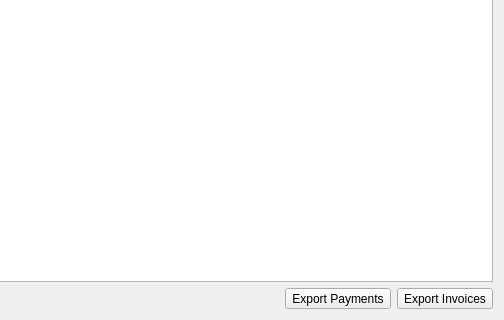
First picture: the form in forms/sentbills.ui, repository LukyLuke/PiTres, before the edit; both pictures show x 239 to 743 and y 171 to 491 of the 743 by 491 pixel window.
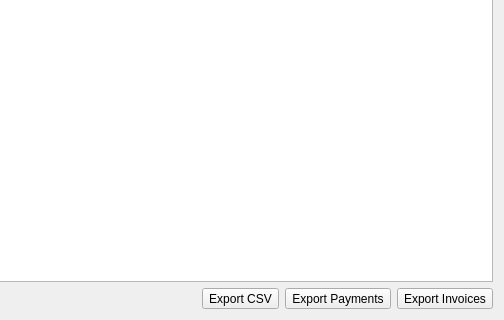
Second picture: the form after the edit. Icons and pictures are not drawn.

Commit message: Button to call CSV-Export of invoices added

```diff
--- a/forms/sentbills.ui
+++ b/forms/sentbills.ui
@@ -123,6 +123,26 @@
        </property>
       </spacer>
      </item>
+     <item>
+      <widget class="QToolButton" name="btnExportCsv">
+       <property name="text">
+        <string>Export CSV</string>
+       </property>
+       <property name="icon">
+        <iconset resource="../PiTres.qrc">
+         <normaloff>:/icons/resources/icons/mime-csv.png</normaloff>:/icons/resources/icons/mime-csv.png</iconset>
+       </property>
+       <property name="iconSize">
+        <size>
+         <width>32</width>
+         <height>32</height>
+        </size>
+       </property>
+       <property name="toolButtonStyle">
+        <enum>Qt::ToolButtonTextUnderIcon</enum>
+       </property>
+      </widget>
+     </item>
      <item>
       <widget class="QToolButton" name="btnPaymentsExport">
        <property name="text">
```
